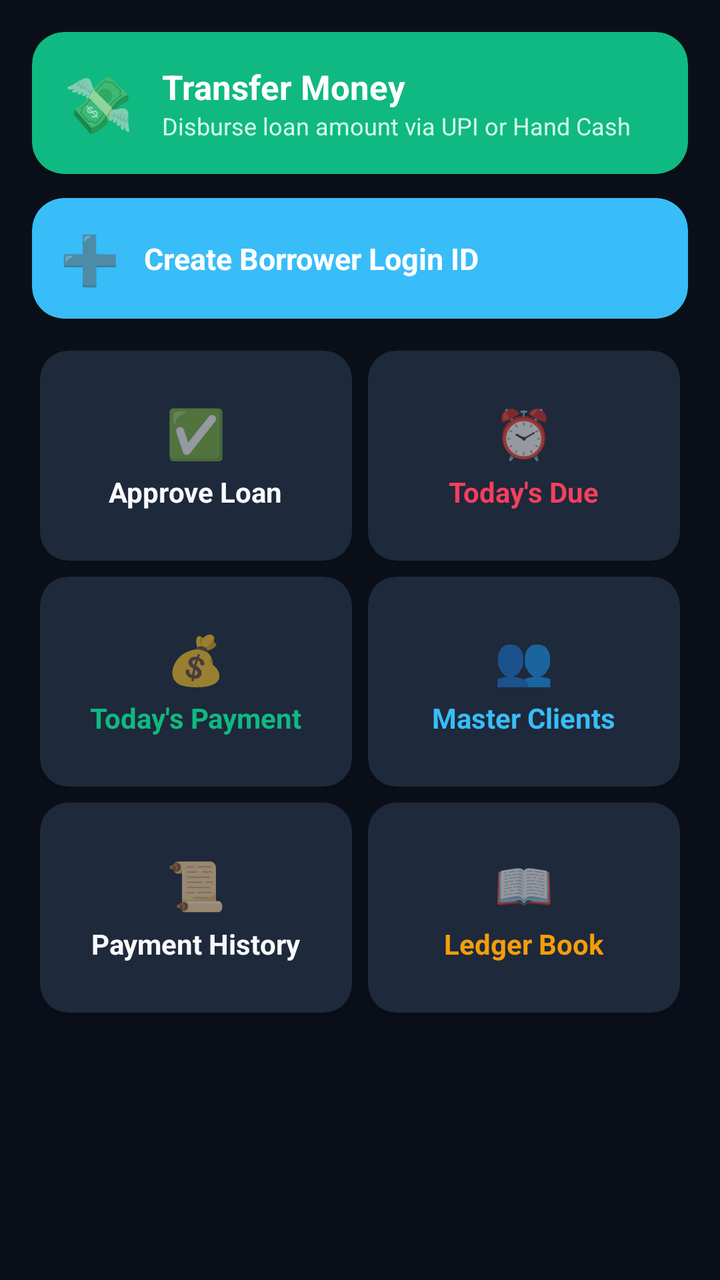
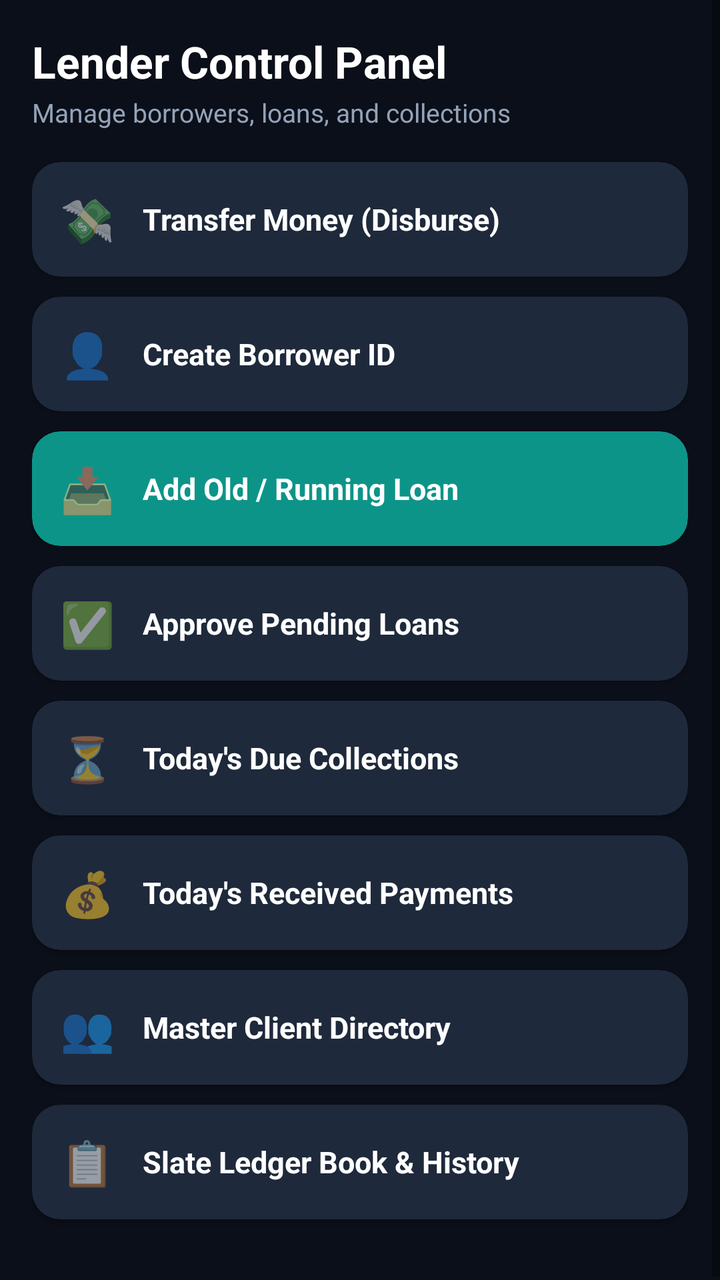

Two renders of the same Android screen: before a commit and after it. Below are the layout's source before the change and the commit's diff.
<!-- AndroidManifest.xml: application theme Theme.QuickLoan -->
<!-- res/layout/fragment_account_dashboard.xml -->
<?xml version="1.0" encoding="utf-8"?>
<ScrollView xmlns:android="http://schemas.android.com/apk/res/android"
    xmlns:app="http://schemas.android.com/apk/res-auto"
    android:layout_width="match_parent"
    android:layout_height="match_parent"
    android:background="@color/surface_bg"
    android:padding="16dp">

    <LinearLayout
        android:layout_width="match_parent"
        android:layout_height="wrap_content"
        android:orientation="vertical">

        
        <androidx.cardview.widget.CardView
            android:id="@+id/cardTransferMoney"
            android:layout_width="match_parent"
            android:layout_height="wrap_content"
            android:layout_marginBottom="12dp"
            app:cardCornerRadius="16dp"
            app:cardElevation="3dp"
            app:cardBackgroundColor="@color/brand_emerald">

            <LinearLayout
                android:layout_width="match_parent"
                android:layout_height="wrap_content"
                android:gravity="center_vertical"
                android:orientation="horizontal"
                android:padding="16dp">

                <TextView
                    android:layout_width="wrap_content"
                    android:layout_height="wrap_content"
                    android:text="💸"
                    android:textSize="28sp" />

                <LinearLayout
                    android:layout_width="0dp"
                    android:layout_height="wrap_content"
                    android:layout_marginStart="14dp"
                    android:layout_weight="1"
                    android:orientation="vertical">

                    <TextView
                        android:layout_width="wrap_content"
                        android:layout_height="wrap_content"
                        android:text="Transfer Money"
                        android:textColor="#FFFFFF"
                        android:textSize="17sp"
                        android:textStyle="bold" />

                    <TextView
                        android:layout_width="wrap_content"
                        android:layout_height="wrap_content"
                        android:text="Disburse loan amount via UPI or Hand Cash"
                        android:textColor="#D1FAE5"
                        android:textSize="12sp" />
                </LinearLayout>
            </LinearLayout>
        </androidx.cardview.widget.CardView>

        
        <androidx.cardview.widget.CardView
            android:id="@+id/cardCreateAccount"
            android:layout_width="match_parent"
            android:layout_height="wrap_content"
            android:layout_marginBottom="12dp"
            app:cardCornerRadius="16dp"
            app:cardElevation="2dp"
            app:cardBackgroundColor="@color/brand_accent">

            <LinearLayout
                android:layout_width="match_parent"
                android:layout_height="wrap_content"
                android:gravity="center_vertical"
                android:orientation="horizontal"
                android:padding="14dp">

                <TextView
                    android:layout_width="wrap_content"
                    android:layout_height="wrap_content"
                    android:text="➕"
                    android:textSize="24sp" />

                <TextView
                    android:layout_width="wrap_content"
                    android:layout_height="wrap_content"
                    android:layout_marginStart="12dp"
                    android:text="Create Borrower Login ID"
                    android:textColor="#FFFFFF"
                    android:textSize="15sp"
                    android:textStyle="bold" />
            </LinearLayout>
        </androidx.cardview.widget.CardView>

        
        <GridLayout
            android:layout_width="match_parent"
            android:layout_height="wrap_content"
            android:alignmentMode="alignMargins"
            android:columnCount="2"
            android:useDefaultMargins="true">

            <androidx.cardview.widget.CardView
                android:id="@+id/cardApproveLoan"
                android:layout_width="0dp"
                android:layout_height="105dp"
                android:layout_columnWeight="1"
                app:cardCornerRadius="14dp"
                app:cardElevation="2dp"
                app:cardBackgroundColor="@color/card_bg">
                <LinearLayout android:layout_width="match_parent" android:layout_height="match_parent" android:gravity="center" android:orientation="vertical">
                    <TextView android:layout_width="wrap_content" android:layout_height="wrap_content" android:text="✅" android:textSize="24sp" />
                    <TextView android:layout_width="wrap_content" android:layout_height="wrap_content" android:layout_marginTop="4dp" android:text="Approve Loan" android:textColor="@color/text_main" android:textStyle="bold" />
                </LinearLayout>
            </androidx.cardview.widget.CardView>

            <androidx.cardview.widget.CardView
                android:id="@+id/cardTodaysDue"
                android:layout_width="0dp"
                android:layout_height="105dp"
                android:layout_columnWeight="1"
                app:cardCornerRadius="14dp"
                app:cardElevation="2dp"
                app:cardBackgroundColor="@color/card_bg">
                <LinearLayout android:layout_width="match_parent" android:layout_height="match_parent" android:gravity="center" android:orientation="vertical">
                    <TextView android:layout_width="wrap_content" android:layout_height="wrap_content" android:text="⏰" android:textSize="24sp" />
                    <TextView android:layout_width="wrap_content" android:layout_height="wrap_content" android:layout_marginTop="4dp" android:text="Today's Due" android:textColor="@color/brand_rose" android:textStyle="bold" />
                </LinearLayout>
            </androidx.cardview.widget.CardView>

            <androidx.cardview.widget.CardView
                android:id="@+id/cardTodaysPayment"
                android:layout_width="0dp"
                android:layout_height="105dp"
                android:layout_columnWeight="1"
                app:cardCornerRadius="14dp"
                app:cardElevation="2dp"
                app:cardBackgroundColor="@color/card_bg">
                <LinearLayout android:layout_width="match_parent" android:layout_height="match_parent" android:gravity="center" android:orientation="vertical">
                    <TextView android:layout_width="wrap_content" android:layout_height="wrap_content" android:text="💰" android:textSize="24sp" />
                    <TextView android:layout_width="wrap_content" android:layout_height="wrap_content" android:layout_marginTop="4dp" android:text="Today's Payment" android:textColor="@color/brand_emerald" android:textStyle="bold" />
                </LinearLayout>
            </androidx.cardview.widget.CardView>

            <androidx.cardview.widget.CardView
                android:id="@+id/cardMaster"
                android:layout_width="0dp"
                android:layout_height="105dp"
                android:layout_columnWeight="1"
                app:cardCornerRadius="14dp"
                app:cardElevation="2dp"
                app:cardBackgroundColor="@color/card_bg">
                <LinearLayout android:layout_width="match_parent" android:layout_height="match_parent" android:gravity="center" android:orientation="vertical">
                    <TextView android:layout_width="wrap_content" android:layout_height="wrap_content" android:text="👥" android:textSize="24sp" />
                    <TextView android:layout_width="wrap_content" android:layout_height="wrap_content" android:layout_marginTop="4dp" android:text="Master Clients" android:textColor="@color/brand_accent" android:textStyle="bold" />
                </LinearLayout>
            </androidx.cardview.widget.CardView>

            <androidx.cardview.widget.CardView
                android:id="@+id/cardPaymentHistory"
                android:layout_width="0dp"
                android:layout_height="105dp"
                android:layout_columnWeight="1"
                app:cardCornerRadius="14dp"
                app:cardElevation="2dp"
                app:cardBackgroundColor="@color/card_bg">
                <LinearLayout android:layout_width="match_parent" android:layout_height="match_parent" android:gravity="center" android:orientation="vertical">
                    <TextView android:layout_width="wrap_content" android:layout_height="wrap_content" android:text="📜" android:textSize="24sp" />
                    <TextView android:layout_width="wrap_content" android:layout_height="wrap_content" android:layout_marginTop="4dp" android:text="Payment History" android:textColor="@color/text_main" android:textStyle="bold" />
                </LinearLayout>
            </androidx.cardview.widget.CardView>

            <androidx.cardview.widget.CardView
                android:id="@+id/cardLedgerBook"
                android:layout_width="0dp"
                android:layout_height="105dp"
                android:layout_columnWeight="1"
                app:cardCornerRadius="14dp"
                app:cardElevation="2dp"
                app:cardBackgroundColor="@color/card_bg">
                <LinearLayout android:layout_width="match_parent" android:layout_height="match_parent" android:gravity="center" android:orientation="vertical">
                    <TextView android:layout_width="wrap_content" android:layout_height="wrap_content" android:text="📖" android:textSize="24sp" />
                    <TextView android:layout_width="wrap_content" android:layout_height="wrap_content" android:layout_marginTop="4dp" android:text="Ledger Book" android:textColor="@color/brand_amber" android:textStyle="bold" />
                </LinearLayout>
            </androidx.cardview.widget.CardView>
        </GridLayout>
    </LinearLayout>
</ScrollView>
<!-- resources referenced by this layout -->
<resources>
  <color name="brand_accent">#38BDF8</color>
  <color name="brand_amber">#F59E0B</color>
  <color name="brand_emerald">#10B981</color>
  <color name="brand_rose">#F43F5E</color>
  <color name="card_bg">#1E293B</color>
  <color name="surface_bg">#0B0F19</color>
  <color name="text_main">#F8FAFC</color>
  <style name="Theme.QuickLoan" parent="Theme.AppCompat.DayNight.NoActionBar">
          
          <item name="android:windowBackground">@color/surface_bg</item>
          <item name="android:colorBackground">@color/surface_bg</item>
  
          
          <item name="colorPrimary">@color/header_bg</item>
          <item name="colorPrimaryDark">#070A10</item>
          <item name="colorAccent">@color/brand_accent</item>
  
          
          <item name="android:statusBarColor">@color/header_bg</item>
          <item name="android:navigationBarColor">#070A10</item>
      </style>
  <color name="header_bg">#111827</color>
</resources>

<!-- the commit's change to res/layout/fragment_account_dashboard.xml (unified diff, before → after) -->
@@ -3,59 +3,46 @@
     xmlns:app="http://schemas.android.com/apk/res-auto"
     android:layout_width="match_parent"
     android:layout_height="match_parent"
-    android:background="@color/surface_bg"
-    android:padding="16dp">
+    android:background="#0B0F19">
 
     <LinearLayout
         android:layout_width="match_parent"
         android:layout_height="wrap_content"
-        android:orientation="vertical">
+        android:orientation="vertical"
+        android:padding="16dp">
+
+        <TextView
+            android:layout_width="wrap_content"
+            android:layout_height="wrap_content"
+            android:text="Lender Control Panel"
+            android:textColor="#FFFFFF"
+            android:textSize="22sp"
+            android:textStyle="bold" />
+
+        <TextView
+            android:layout_width="wrap_content"
+            android:layout_height="wrap_content"
+            android:layout_marginTop="2dp"
+            android:text="Manage borrowers, loans, and collections"
+            android:textColor="#94A3B8"
+            android:textSize="13sp" />
 
         
         <androidx.cardview.widget.CardView
             android:id="@+id/cardTransferMoney"
             android:layout_width="match_parent"
             android:layout_height="wrap_content"
-            android:layout_marginBottom="12dp"
-            app:cardCornerRadius="16dp"
-            app:cardElevation="3dp"
-            app:cardBackgroundColor="@color/brand_emerald">
-
+            android:layout_marginTop="16dp"
+            app:cardBackgroundColor="#1E293B"
+            app:cardCornerRadius="14dp"
+            app:cardElevation="2dp">
             <LinearLayout
                 android:layout_width="match_parent"
                 android:layout_height="wrap_content"
                 android:gravity="center_vertical"
-                android:orientation="horizontal"
-                android:padding="16dp">
-
-                <TextView
-                    android:layout_width="wrap_content"
-                    android:layout_height="wrap_content"
-                    android:text="💸"
-                    android:textSize="28sp" />
-
-                <LinearLayout
-                    android:layout_width="0dp"
-                    android:layout_height="wrap_content"
-                    android:layout_marginStart="14dp"
-                    android:layout_weight="1"
-                    android:orientation="vertical">
-
-                    <TextView
-                        android:layout_width="wrap_content"
-                        android:layout_height="wrap_content"
-                        android:text="Transfer Money"
-                        android:textColor="#FFFFFF"
-                        android:textSize="17sp"
-                        android:textStyle="bold" />
-
-                    <TextView
-                        android:layout_width="wrap_content"
-                        android:layout_height="wrap_content"
-                        android:text="Disburse loan amount via UPI or Hand Cash"
-                        android:textColor="#D1FAE5"
-                        android:textSize="12sp" />
-                </LinearLayout>
+                android:padding="14dp">
+                <TextView android:layout_width="wrap_content" android:layout_height="wrap_content" android:text="💸" android:textSize="22sp" />
+                <TextView android:layout_width="wrap_content" android:layout_height="wrap_content" android:layout_marginStart="14dp" android:text="Transfer Money (Disburse)" android:textColor="#FFFFFF" android:textSize="15sp" android:textStyle="bold" />
             </LinearLayout>
         </androidx.cardview.widget.CardView>
 
@@ -64,126 +51,134 @@
             android:id="@+id/cardCreateAccount"
             android:layout_width="match_parent"
             android:layout_height="wrap_content"
-            android:layout_marginBottom="12dp"
-            app:cardCornerRadius="16dp"
-            app:cardElevation="2dp"
-            app:cardBackgroundColor="@color/brand_accent">
-
+            android:layout_marginTop="10dp"
+            app:cardBackgroundColor="#1E293B"
+            app:cardCornerRadius="14dp"
+            app:cardElevation="2dp">
             <LinearLayout
                 android:layout_width="match_parent"
                 android:layout_height="wrap_content"
                 android:gravity="center_vertical"
-                android:orientation="horizontal"
                 android:padding="14dp">
-
-                <TextView
-                    android:layout_width="wrap_content"
-                    android:layout_height="wrap_content"
-                    android:text="➕"
-                    android:textSize="24sp" />
-
-                <TextView
-                    android:layout_width="wrap_content"
-                    android:layout_height="wrap_content"
-                    android:layout_marginStart="12dp"
-                    android:text="Create Borrower Login ID"
-                    android:textColor="#FFFFFF"
-                    android:textSize="15sp"
-                    android:textStyle="bold" />
+                <TextView android:layout_width="wrap_content" android:layout_height="wrap_content" android:text="👤" android:textSize="22sp" />
+                <TextView android:layout_width="wrap_content" android:layout_height="wrap_content" android:layout_marginStart="14dp" android:text="Create Borrower ID" android:textColor="#FFFFFF" android:textSize="15sp" android:textStyle="bold" />
             </LinearLayout>
         </androidx.cardview.widget.CardView>
 
         
-        <GridLayout
+        <androidx.cardview.widget.CardView
+            android:id="@+id/cardAddOldLoan"
             android:layout_width="match_parent"
             android:layout_height="wrap_content"
-            android:alignmentMode="alignMargins"
-            android:columnCount="2"
-            android:useDefaultMargins="true">
+            android:layout_marginTop="10dp"
+            app:cardBackgroundColor="#0D9488"
+            app:cardCornerRadius="14dp"
+            app:cardElevation="2dp">
+            <LinearLayout
+                android:layout_width="match_parent"
+                android:layout_height="wrap_content"
+                android:gravity="center_vertical"
+                android:padding="14dp">
+                <TextView android:layout_width="wrap_content" android:layout_height="wrap_content" android:text="📥" android:textSize="22sp" />
+                <TextView android:layout_width="wrap_content" android:layout_height="wrap_content" android:layout_marginStart="14dp" android:text="Add Old / Running Loan" android:textColor="#FFFFFF" android:textSize="15sp" android:textStyle="bold" />
+            </LinearLayout>
+        </androidx.cardview.widget.CardView>
 
-            <androidx.cardview.widget.CardView
-                android:id="@+id/cardApproveLoan"
-                android:layout_width="0dp"
-                android:layout_height="105dp"
-                android:layout_columnWeight="1"
-                app:cardCornerRadius="14dp"
-                app:cardElevation="2dp"
-                app:cardBackgroundColor="@color/card_bg">
-                <LinearLayout android:layout_width="match_parent" android:layout_height="match_parent" android:gravity="center" android:orientation="vertical">
-                    <TextView android:layout_width="wrap_content" android:layout_height="wrap_content" android:text="✅" android:textSize="24sp" />
-                    <TextView android:layout_width="wrap_content" android:layout_height="wrap_content" android:layout_marginTop="4dp" android:text="Approve Loan" android:textColor="@color/text_main" android:textStyle="bold" />
-                </LinearLayout>
-            </androidx.cardview.widget.CardView>
+        
+        <androidx.cardview.widget.CardView
+            android:id="@+id/cardApproveLoan"
+            android:layout_width="match_parent"
+            android:layout_height="wrap_content"
+            android:layout_marginTop="10dp"
+            app:cardBackgroundColor="#1E293B"
+            app:cardCornerRadius="14dp"
+            app:cardElevation="2dp">
+            <LinearLayout
+                android:layout_width="match_parent"
+                android:layout_height="wrap_content"
+                android:gravity="center_vertical"
+                android:padding="14dp">
+                <TextView android:layout_width="wrap_content" android:layout_height="wrap_content" android:text="✅" android:textSize="22sp" />
+                <TextView android:layout_width="wrap_content" android:layout_height="wrap_content" android:layout_marginStart="14dp" android:text="Approve Pending Loans" android:textColor="#FFFFFF" android:textSize="15sp" android:textStyle="bold" />
+            </LinearLayout>
+        </androidx.cardview.widget.CardView>
 
-            <androidx.cardview.widget.CardView
-                android:id="@+id/cardTodaysDue"
-                android:layout_width="0dp"
-                android:layout_height="105dp"
-                android:layout_columnWeight="1"
-                app:cardCornerRadius="14dp"
-                app:cardElevation="2dp"
-                app:cardBackgroundColor="@color/card_bg">
-                <LinearLayout android:layout_width="match_parent" android:layout_height="match_parent" android:gravity="center" android:orientation="vertical">
-                    <TextView android:layout_width="wrap_content" android:layout_height="wrap_content" android:text="⏰" android:textSize="24sp" />
-                    <TextView android:layout_width="wrap_content" android:layout_height="wrap_content" android:layout_marginTop="4dp" android:text="Today's Due" android:textColor="@color/brand_rose" android:textStyle="bold" />
-                </LinearLayout>
-            </androidx.cardview.widget.CardView>
+        
+        <androidx.cardview.widget.CardView
+            android:id="@+id/cardTodaysDue"
+            android:layout_width="match_parent"
+            android:layout_height="wrap_content"
+            android:layout_marginTop="10dp"
+            app:cardBackgroundColor="#1E293B"
+            app:cardCornerRadius="14dp"
+            app:cardElevation="2dp">
+            <LinearLayout
+                android:layout_width="match_parent"
+                android:layout_height="wrap_content"
+                android:gravity="center_vertical"
+                android:padding="14dp">
+                <TextView android:layout_width="wrap_content" android:layout_height="wrap_content" android:text="⏳" android:textSize="22sp" />
+                <TextView android:layout_width="wrap_content" android:layout_height="wrap_content" android:layout_marginStart="14dp" android:text="Today's Due Collections" android:textColor="#FFFFFF" android:textSize="15sp" android:textStyle="bold" />
+            </LinearLayout>
+        </androidx.cardview.widget.CardView>
 
-            <androidx.cardview.widget.CardView
-                android:id="@+id/cardTodaysPayment"
-                android:layout_width="0dp"
-                android:layout_height="105dp"
-                android:layout_columnWeight="1"
-                app:cardCornerRadius="14dp"
-                app:cardElevation="2dp"
-                app:cardBackgroundColor="@color/card_bg">
-                <LinearLayout android:layout_width="match_parent" android:layout_height="match_parent" android:gravity="center" android:orientation="vertical">
-                    <TextView android:layout_width="wrap_content" android:layout_height="wrap_content" android:text="💰" android:textSize="24sp" />
-                    <TextView android:layout_width="wrap_content" android:layout_height="wrap_content" android:layout_marginTop="4dp" android:text="Today's Payment" android:textColor="@color/brand_emerald" android:textStyle="bold" />
-                </LinearLayout>
-            </androidx.cardview.widget.CardView>
+        
+        <androidx.cardview.widget.CardView
+            android:id="@+id/cardTodaysPayment"
+            android:layout_width="match_parent"
+            android:layout_height="wrap_content"
+            android:layout_marginTop="10dp"
+            app:cardBackgroundColor="#1E293B"
+            app:cardCornerRadius="14dp"
+            app:cardElevation="2dp">
+            <LinearLayout
+                android:layout_width="match_parent"
+                android:layout_height="wrap_content"
+                android:gravity="center_vertical"
+                android:padding="14dp">
+                <TextView android:layout_width="wrap_content" android:layout_height="wrap_content" android:text="💰" android:textSize="22sp" />
+                <TextView android:layout_width="wrap_content" android:layout_height="wrap_content" android:layout_marginStart="14dp" android:text="Today's Received Payments" android:textColor="#FFFFFF" android:textSize="15sp" android:textStyle="bold" />
+            </LinearLayout>
+        </androidx.cardview.widget.CardView>
 
-            <androidx.cardview.widget.CardView
-                android:id="@+id/cardMaster"
-                android:layout_width="0dp"
-                android:layout_height="105dp"
-                android:layout_columnWeight="1"
-                app:cardCornerRadius="14dp"
-                app:cardElevation="2dp"
-                app:cardBackgroundColor="@color/card_bg">
-                <LinearLayout android:layout_width="match_parent" android:layout_height="match_parent" android:gravity="center" android:orientation="vertical">
-                    <TextView android:layout_width="wrap_content" android:layout_height="wrap_content" android:text="👥" android:textSize="24sp" />
-                    <TextView android:layout_width="wrap_content" android:layout_height="wrap_content" android:layout_marginTop="4dp" android:text="Master Clients" android:textColor="@color/brand_accent" android:textStyle="bold" />
-                </LinearLayout>
-            </androidx.cardview.widget.CardView>
+        
+        <androidx.cardview.widget.CardView
+            android:id="@+id/cardMaster"
+            android:layout_width="match_parent"
+            android:layout_height="wrap_content"
+            android:layout_marginTop="10dp"
+            app:cardBackgroundColor="#1E293B"
+            app:cardCornerRadius="14dp"
+            app:cardElevation="2dp">
+            <LinearLayout
+                android:layout_width="match_parent"
+                android:layout_height="wrap_content"
+                android:gravity="center_vertical"
+                android:padding="14dp">
+                <TextView android:layout_width="wrap_content" android:layout_height="wrap_content" android:text="👥" android:textSize="22sp" />
+                <TextView android:layout_width="wrap_content" android:layout_height="wrap_content" android:layout_marginStart="14dp" android:text="Master Client Directory" android:textColor="#FFFFFF" android:textSize="15sp" android:textStyle="bold" />
+            </LinearLayout>
+        </androidx.cardview.widget.CardView>
 
-            <androidx.cardview.widget.CardView
-                android:id="@+id/cardPaymentHistory"
-                android:layout_width="0dp"
-                android:layout_height="105dp"
-                android:layout_columnWeight="1"
-                app:cardCornerRadius="14dp"
-                app:cardElevation="2dp"
-                app:cardBackgroundColor="@color/card_bg">
-                <LinearLayout android:layout_width="match_parent" android:layout_height="match_parent" android:gravity="center" android:orientation="vertical">
-                    <TextView android:layout_width="wrap_content" android:layout_height="wrap_content" android:text="📜" android:textSize="24sp" />
-                    <TextView android:layout_width="wrap_content" android:layout_height="wrap_content" android:layout_marginTop="4dp" android:text="Payment History" android:textColor="@color/text_main" android:textStyle="bold" />
-                </LinearLayout>
-            </androidx.cardview.widget.CardView>
+        
+        <androidx.cardview.widget.CardView
+            android:id="@+id/cardLedgerBook"
+            android:layout_width="match_parent"
+            android:layout_height="wrap_content"
+            android:layout_marginTop="10dp"
+            android:layout_marginBottom="16dp"
+            app:cardBackgroundColor="#1E293B"
+            app:cardCornerRadius="14dp"
+            app:cardElevation="2dp">
+            <LinearLayout
+                android:layout_width="match_parent"
+                android:layout_height="wrap_content"
+                android:gravity="center_vertical"
+                android:padding="14dp">
+                <TextView android:layout_width="wrap_content" android:layout_height="wrap_content" android:text="📋" android:textSize="22sp" />
+                <TextView android:layout_width="wrap_content" android:layout_height="wrap_content" android:layout_marginStart="14dp" android:text="Slate Ledger Book &amp; History" android:textColor="#FFFFFF" android:textSize="15sp" android:textStyle="bold" />
+            </LinearLayout>
+        </androidx.cardview.widget.CardView>
 
-            <androidx.cardview.widget.CardView
-                android:id="@+id/cardLedgerBook"
-                android:layout_width="0dp"
-                android:layout_height="105dp"
-                android:layout_columnWeight="1"
-                app:cardCornerRadius="14dp"
-                app:cardElevation="2dp"
-                app:cardBackgroundColor="@color/card_bg">
-                <LinearLayout android:layout_width="match_parent" android:layout_height="match_parent" android:gravity="center" android:orientation="vertical">
-                    <TextView android:layout_width="wrap_content" android:layout_height="wrap_content" android:text="📖" android:textSize="24sp" />
-                    <TextView android:layout_width="wrap_content" android:layout_height="wrap_content" android:layout_marginTop="4dp" android:text="Ledger Book" android:textColor="@color/brand_amber" android:textStyle="bold" />
-                </LinearLayout>
-            </androidx.cardview.widget.CardView>
-        </GridLayout>
     </LinearLayout>
 </ScrollView>
<!-- resource entries referenced after the edit -->
@@ -1,12 +1,7 @@
 <!-- resources referenced by this layout -->
 <resources>
   <color name="brand_accent">#38BDF8</color>
-  <color name="brand_amber">#F59E0B</color>
-  <color name="brand_emerald">#10B981</color>
-  <color name="brand_rose">#F43F5E</color>
-  <color name="card_bg">#1E293B</color>
   <color name="surface_bg">#0B0F19</color>
-  <color name="text_main">#F8FAFC</color>
   <style name="Theme.QuickLoan" parent="Theme.AppCompat.DayNight.NoActionBar">
           
           <item name="android:windowBackground">@color/surface_bg</item>
